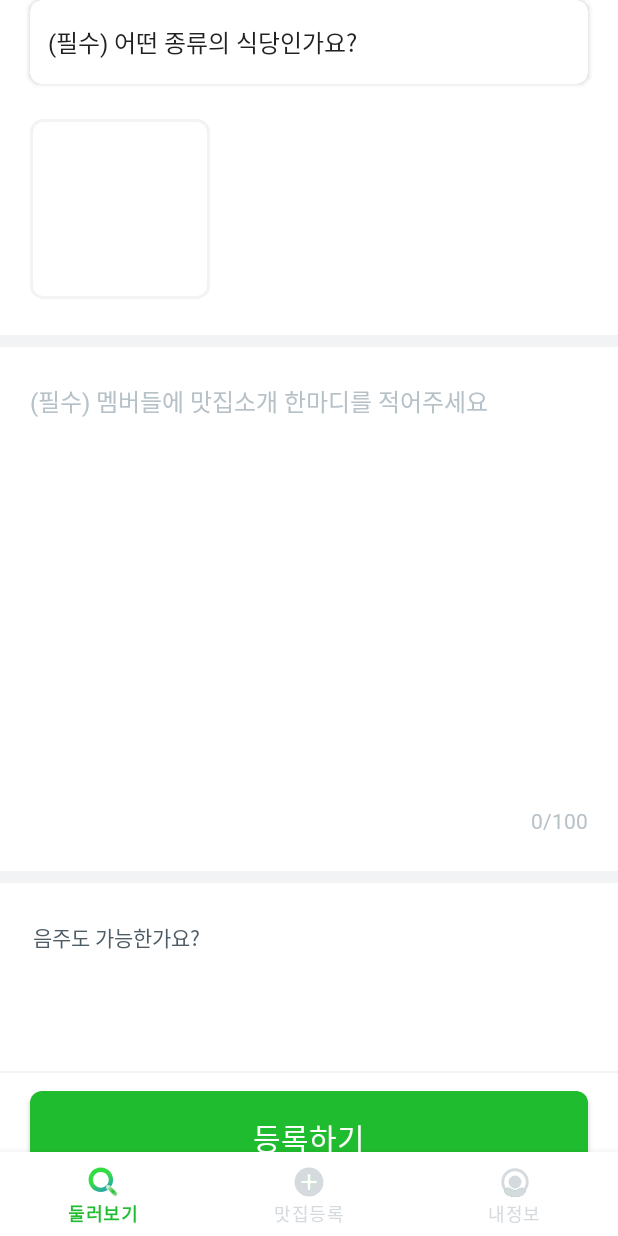
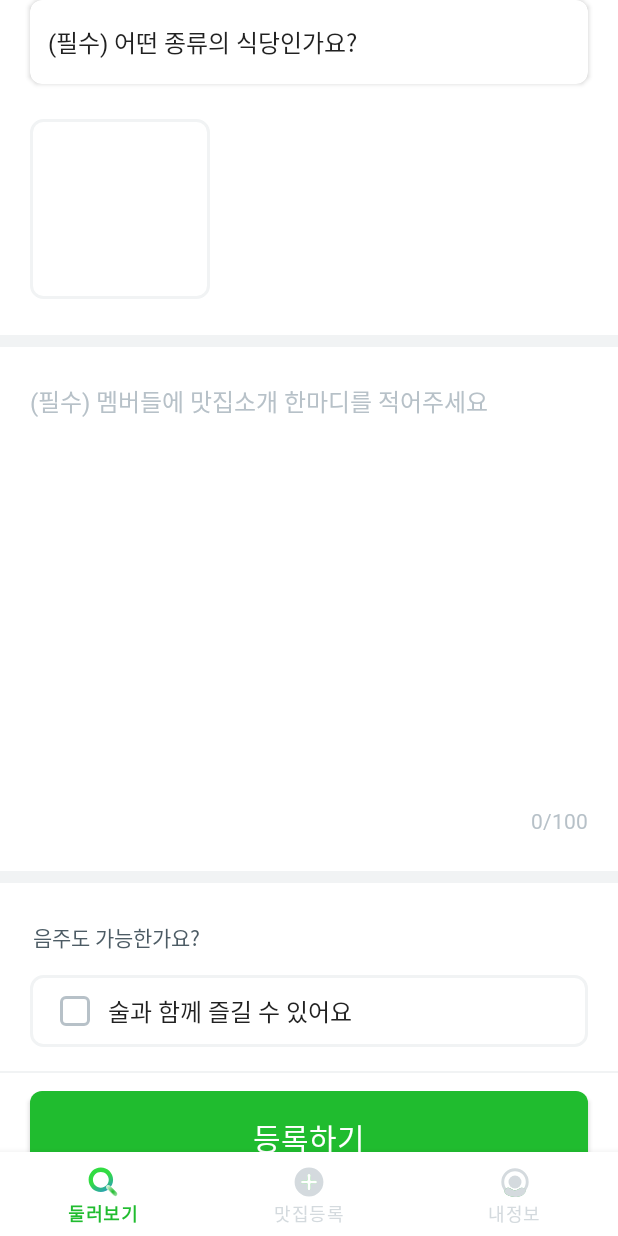
Before and after one commit to team-JMT/jmt-aos, an Android app: the fragment RegisterRestaurantFragment placed in its activity, on a phone screen of 412 x 824 dp. Run offline under Robolectric (Android 15) with nearby library versions, the phone set to English and light mode, and no system bars; our stand-ins replace Dagger/Hilt's generated code, navigation-ui.

Commit message:
[feat/register_state]: "술과 함께 즐길 수 있어요" resource로 분리

```diff
--- a/presentation/src/main/res/layout/fragment_register_restaurant.xml
+++ b/presentation/src/main/res/layout/fragment_register_restaurant.xml
@@ -137,6 +137,36 @@
                     app:layout_constraintStart_toStartOf="parent"
                     app:layout_constraintTop_toTopOf="parent" />
 
+                <androidx.appcompat.widget.LinearLayoutCompat
+                    android:id="@+id/drink_possibility_checkbox_container"
+                    android:layout_width="0dp"
+                    android:layout_height="48dp"
+                    android:layout_marginVertical="6dp"
+                    android:background="@drawable/food_category_item_background"
+                    android:gravity="center_vertical"
+                    app:layout_constraintBottom_toBottomOf="parent"
+                    app:layout_constraintEnd_toEndOf="parent"
+                    app:layout_constraintStart_toStartOf="parent"
+                    app:layout_constraintTop_toTopOf="parent">
+
+                    <ImageView
+                        android:id="@+id/drink_possibility_checkbox"
+                        android:background="@drawable/jmt_checkbox_background"
+                        android:layout_width="20dp"
+                        android:layout_height="20dp"
+                        android:layout_marginStart="20dp" />
+
+                    <TextView
+                        style="@style/text_large_medium"
+                        android:text="@string/guide_can_drink"
+                        android:layout_width="wrap_content"
+                        android:layout_height="wrap_content"
+                        android:layout_marginStart="12dp"
+                        android:layout_marginEnd="20dp"
+                        app:layout_constraintStart_toEndOf="@id/drink_possibility_checkbox" />
+
+                </androidx.appcompat.widget.LinearLayoutCompat>
+
             </androidx.constraintlayout.widget.ConstraintLayout>
 
             <View
--- a/presentation/src/main/res/values/strings.xml
+++ b/presentation/src/main/res/values/strings.xml
@@ -39,5 +39,6 @@
     <string name="recommend_menu">(필수) 추천해주고 싶은 메뉴</string>
     <string name="guide_recommend_menu">#으로 시작해주세요 (최대 6개)</string>
     <string name="recommend_menu_hint">#돈까스 #짜장면 #치킨</string>
+    <string name="guide_can_drink">술과 함께 즐길 수 있어요</string>
 
 </resources>
```
